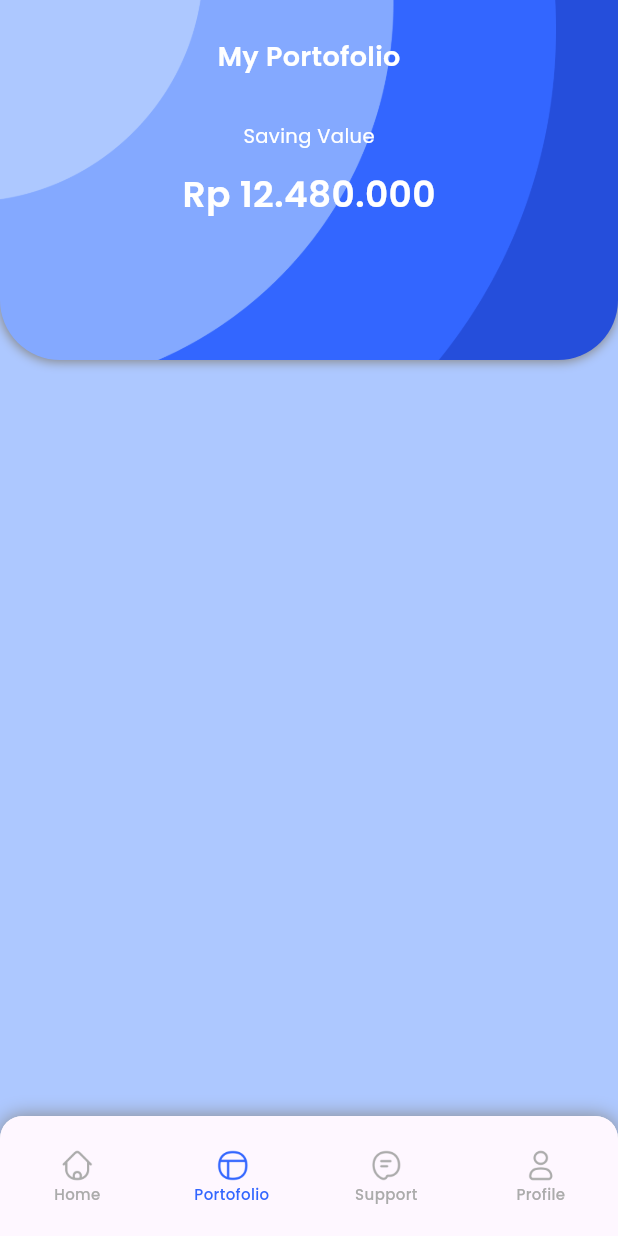
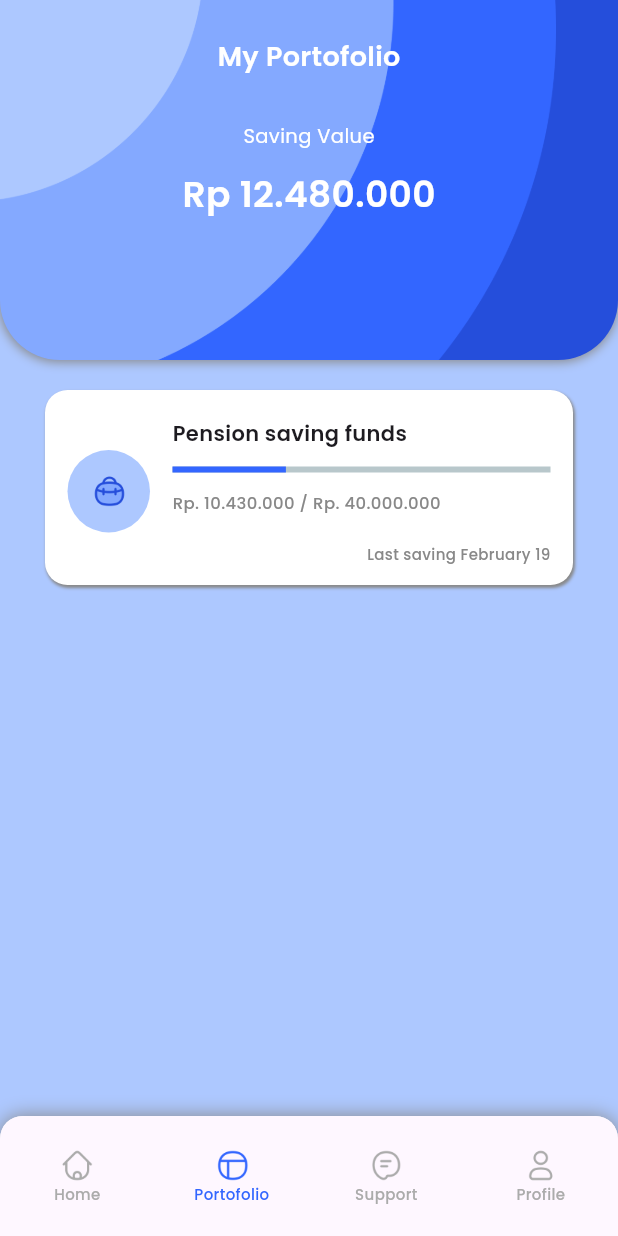
Before and after one commit to BKIlham/21102171_ti3_ppb2324-2, a Flutter app: the MainPage screen opened by its route, item 2 of the bottom bar chosen, on a phone screen of 412 x 824 dp. Run offline on Flutter 3.47's test engine with Material 3 defaults, Android fonts, the phone set to English and light mode, and no system bars; drawn by our look-alikes of percent_indicator; our stand-ins replace bloc, equatable, flutter_bloc, google_fonts.

Commit message:
51. Portfolio Page List Portfolio Part I

```diff
--- a/saving_app (Pertemuan 6-7)/saving_app/lib/pages/portofolio/portofolio_page.dart
+++ b/saving_app (Pertemuan 6-7)/saving_app/lib/pages/portofolio/portofolio_page.dart
@@ -1,4 +1,6 @@
 import 'package:flutter/material.dart';
+import 'package:flutter/widgets.dart';
+import 'package:percent_indicator/linear_percent_indicator.dart';
 import 'package:saving_app/styles/colors.dart';
 import 'package:saving_app/styles/text_styles.dart';
 
@@ -58,6 +60,87 @@ class PortofolioPage extends StatelessWidget {
               ),
             ),
           ),
+          Container(
+            margin: EdgeInsets.only(
+              left: 30,
+              right: 30,
+              top: 20,
+            ),
+            padding: EdgeInsets.fromLTRB(15, 19, 15, 14),
+            constraints: BoxConstraints.expand(
+              height: 130,
+            ),
+            decoration: BoxDecoration(
+              color: kWhite,
+              borderRadius: BorderRadius.all(
+                Radius.circular(15),
+              ),
+              boxShadow: [
+                BoxShadow(
+                  color: kGrey,
+                  blurRadius: 1,
+                  offset: Offset.fromDirection(1, 2),
+                ),
+              ],
+            ),
+            child: Row(
+              children: [
+                Container(
+                  height: 55,
+                  width: 55,
+                  child: CircleAvatar(
+                    backgroundColor: kTropicalBlue,
+                    child: Image.asset(
+                      'assets/icons/pension.png',
+                      width: 24,
+                    ),
+                  ),
+                ),
+                SizedBox(
+                  width: 15,
+                ),
+                Expanded(
+                  child: Column(
+                    crossAxisAlignment: CrossAxisAlignment.start,
+                    children: [
+                      Text(
+                        'Pension saving funds',
+                        style: kSubtitle1,
+                      ),
+                      SizedBox(
+                        height: 12,
+                      ),
+                      LinearPercentIndicator(
+                        lineHeight: 4,
+                        padding: EdgeInsets.symmetric(horizontal: 0),
+                        percent: 0.3,
+                        progressColor: kBlueRibbon,
+                      ),
+                      SizedBox(
+                        height: 12,
+                      ),
+                      Text(
+                        'Rp. 10.430.000 / Rp. 40.000.000',
+                        style: kBody2.copyWith(
+                          color: kGrey,
+                        ),
+                      ),
+                      Spacer(),
+                      Align(
+                        alignment: Alignment.bottomRight,
+                        child: Text(
+                          'Last saving February 19',
+                          style: kCaption.copyWith(
+                            color: kGrey,
+                          ),
+                        ),
+                      ),
+                    ],
+                  ),
+                ),
+              ],
+            ),
+          ),
         ],
       ),
     );
```
